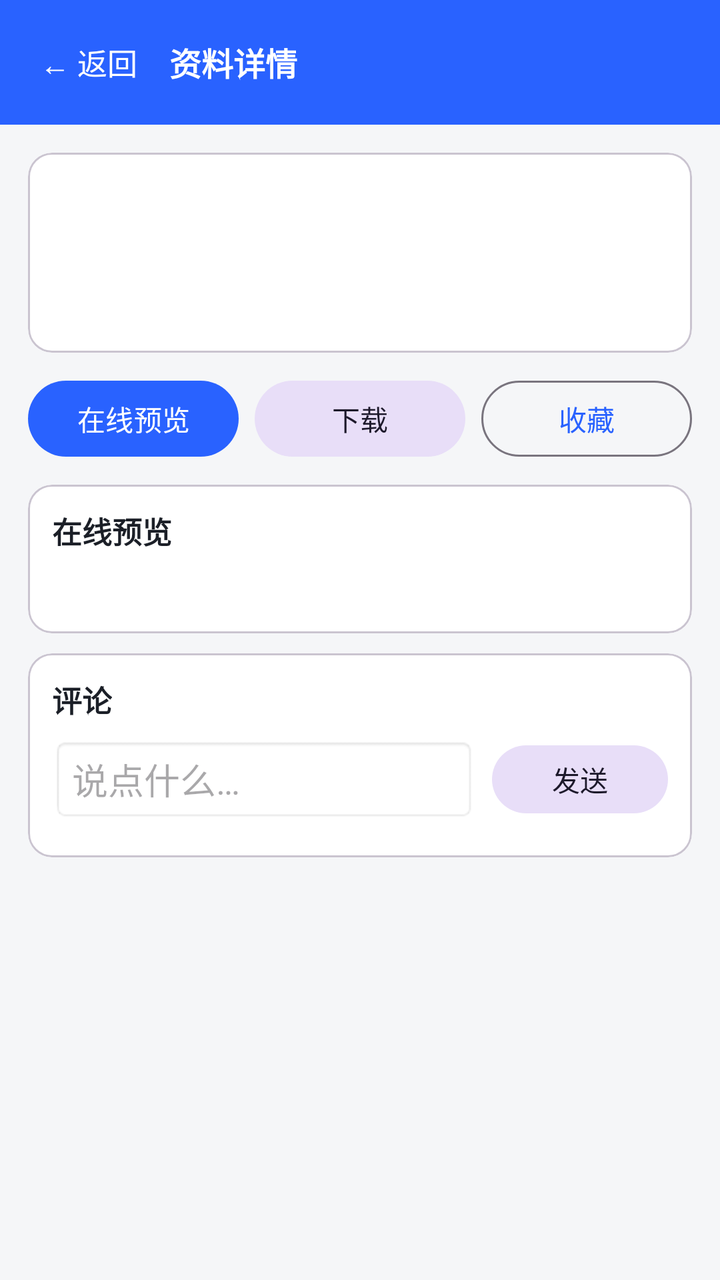
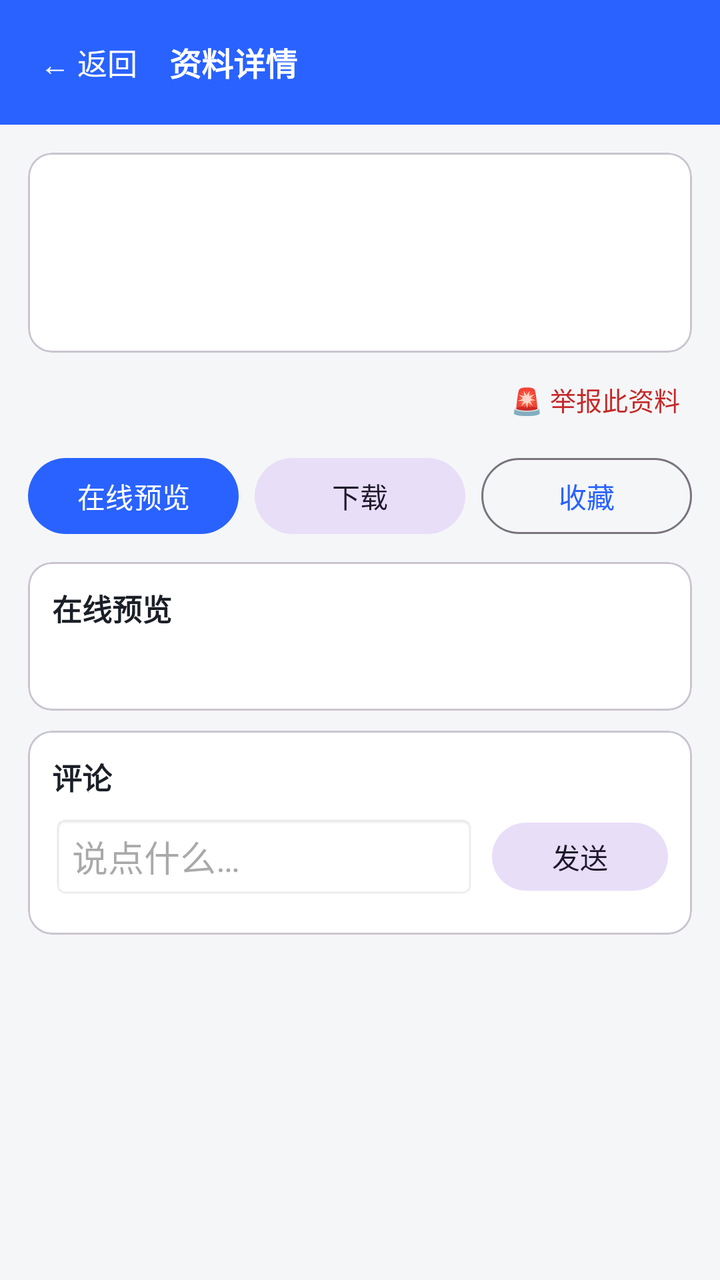

Compare the two renders of this Android layout. The source of the first and the diff that turns it into the second are given below.
<!-- AndroidManifest.xml: application theme Theme.ExamPrep -->
<!-- res/layout/activity_resource_detail.xml -->
<?xml version="1.0" encoding="utf-8"?>
<LinearLayout xmlns:android="http://schemas.android.com/apk/res/android"
    android:layout_width="match_parent" android:layout_height="match_parent"
    android:orientation="vertical" android:background="@color/bg">

    <LinearLayout
        android:layout_width="match_parent" android:layout_height="wrap_content"
        android:background="@color/primary" android:gravity="center_vertical"
        android:orientation="horizontal" android:padding="14dp">

        <TextView
            android:id="@+id/btnBack"
            android:layout_width="wrap_content" android:layout_height="wrap_content"
            android:padding="6dp" android:text="← 返回"
            android:textColor="#FFFFFF" android:textSize="15sp" />

        <TextView
            android:layout_width="0dp" android:layout_weight="1"
            android:layout_height="wrap_content" android:layout_marginStart="10dp"
            android:text="资料详情" android:textColor="#FFFFFF" android:textSize="16sp"
            android:textStyle="bold" />
    </LinearLayout>

    <ScrollView
        android:layout_width="match_parent" android:layout_height="0dp"
        android:layout_weight="1" android:fillViewport="true">

        <LinearLayout
            android:layout_width="match_parent" android:layout_height="wrap_content"
            android:orientation="vertical" android:padding="14dp">

            <com.google.android.material.card.MaterialCardView
                android:layout_width="match_parent" android:layout_height="wrap_content">
                <LinearLayout
                    android:layout_width="match_parent" android:layout_height="wrap_content"
                    android:orientation="vertical" android:padding="14dp">
                    <TextView
                        android:id="@+id/tvTitle"
                        android:layout_width="match_parent" android:layout_height="wrap_content"
                        android:textColor="@color/text_main" android:textSize="17sp"
                        android:textStyle="bold" />
                    <TextView
                        android:id="@+id/tvMeta"
                        style="@style/CardText" android:layout_marginTop="6dp" />
                    <TextView
                        android:id="@+id/tvDesc"
                        style="@style/CardText" android:layout_marginTop="8dp" />
                </LinearLayout>
            </com.google.android.material.card.MaterialCardView>

            <LinearLayout
                android:layout_width="match_parent" android:layout_height="wrap_content"
                android:layout_marginTop="10dp" android:orientation="horizontal">
                <com.google.android.material.button.MaterialButton
                    android:id="@+id/btnPreview"
                    android:layout_width="0dp" android:layout_weight="1"
                    android:layout_height="46dp" android:layout_marginEnd="4dp"
                    android:text="在线预览" />
                <com.google.android.material.button.MaterialButton
                    android:id="@+id/btnDownload"
                    style="@style/Widget.Material3.Button.TonalButton"
                    android:layout_width="0dp" android:layout_weight="1"
                    android:layout_height="46dp" android:layout_marginStart="4dp"
                    android:layout_marginEnd="4dp" android:text="下载" />
                <com.google.android.material.button.MaterialButton
                    android:id="@+id/btnFavorite"
                    style="@style/Widget.Material3.Button.OutlinedButton"
                    android:layout_width="0dp" android:layout_weight="1"
                    android:layout_height="46dp" android:layout_marginStart="4dp"
                    android:text="收藏" />
            </LinearLayout>

            <com.google.android.material.card.MaterialCardView
                android:layout_width="match_parent" android:layout_height="wrap_content"
                android:layout_marginTop="10dp">
                <LinearLayout
                    android:layout_width="match_parent" android:layout_height="wrap_content"
                    android:orientation="vertical" android:padding="12dp">
                    <TextView style="@style/CardTitle" android:text="在线预览" />
                    <androidx.recyclerview.widget.RecyclerView
                        android:id="@+id/rvPages"
                        android:layout_width="match_parent" android:layout_height="wrap_content"
                        android:layout_marginTop="8dp" />
                    <TextView
                        android:id="@+id/tvPreviewTip"
                        style="@style/StatLabel" android:layout_marginTop="4dp" />
                </LinearLayout>
            </com.google.android.material.card.MaterialCardView>

            <com.google.android.material.card.MaterialCardView
                android:layout_width="match_parent" android:layout_height="wrap_content"
                android:layout_marginTop="10dp" android:layout_marginBottom="16dp">
                <LinearLayout
                    android:layout_width="match_parent" android:layout_height="wrap_content"
                    android:orientation="vertical" android:padding="12dp">
                    <TextView style="@style/CardTitle" android:text="评论" />
                    <LinearLayout
                        android:layout_width="match_parent" android:layout_height="wrap_content"
                        android:layout_marginTop="8dp" android:gravity="center_vertical"
                        android:orientation="horizontal">
                        <EditText
                            android:id="@+id/etComment"
                            android:layout_width="0dp" android:layout_weight="1"
                            android:layout_height="42dp"
                            android:background="@android:drawable/editbox_background"
                            android:hint="说点什么…" android:inputType="text"
                            android:maxLines="1" android:paddingStart="10dp" android:paddingEnd="10dp" />
                        <com.google.android.material.button.MaterialButton
                            android:id="@+id/btnSend"
                            style="@style/Widget.Material3.Button.TonalButton"
                            android:layout_width="wrap_content" android:layout_height="42dp"
                            android:layout_marginStart="8dp" android:text="发送" />
                    </LinearLayout>
                    <androidx.recyclerview.widget.RecyclerView
                        android:id="@+id/rvComments"
                        android:layout_width="match_parent" android:layout_height="wrap_content"
                        android:layout_marginTop="6dp" />
                </LinearLayout>
            </com.google.android.material.card.MaterialCardView>
        </LinearLayout>
    </ScrollView>
</LinearLayout>
<!-- resources referenced by this layout -->
<resources>
  <color name="bg">#F5F6F8</color>
  <color name="primary">#2962FF</color>
  <color name="text_main">#1B1F27</color>
  <style name="CardText">
          <item name="android:layout_width">match_parent</item>
          <item name="android:layout_height">wrap_content</item>
          <item name="android:textColor">@color/text_sub</item>
          <item name="android:textSize">13sp</item>
      </style>
  <style name="CardTitle">
          <item name="android:layout_width">wrap_content</item>
          <item name="android:layout_height">wrap_content</item>
          <item name="android:textColor">@color/text_main</item>
          <item name="android:textSize">15sp</item>
          <item name="android:textStyle">bold</item>
      </style>
  <style name="StatLabel">
          <item name="android:layout_width">wrap_content</item>
          <item name="android:layout_height">wrap_content</item>
          <item name="android:textColor">@color/text_sub</item>
          <item name="android:textSize">12sp</item>
      </style>
  <style name="Theme.ExamPrep" parent="Theme.Material3.DayNight.NoActionBar">
          <item name="colorPrimary">@color/primary</item>
          <item name="colorOnPrimary">#FFFFFF</item>
          <item name="colorPrimaryContainer">@color/chip_bg</item>
          <item name="colorSecondary">@color/accent</item>
          <item name="android:colorBackground">@color/bg</item>
          <item name="colorSurface">@color/card</item>
          <item name="android:statusBarColor">@color/primary</item>
          <item name="android:textColorPrimary">@color/text_main</item>
          <item name="android:textColorSecondary">@color/text_sub</item>
      </style>
  <color name="text_sub">#7A8190</color>
  <color name="chip_bg">#EEF2FF</color>
  <color name="accent">#00BFA5</color>
  <color name="card">#FFFFFF</color>
</resources>

<!-- the commit's change to res/layout/activity_resource_detail.xml (unified diff, before → after) -->
@@ -47,6 +47,26 @@
                         style="@style/CardText" android:layout_marginTop="8dp" />
                 </LinearLayout>
             </com.google.android.material.card.MaterialCardView>
+
+            <LinearLayout
+                android:layout_width="match_parent" android:layout_height="wrap_content"
+                android:layout_marginTop="8dp" android:gravity="end"
+                android:orientation="horizontal">
+                <TextView
+                    android:id="@+id/btnReport"
+                    android:layout_width="wrap_content" android:layout_height="wrap_content"
+                    android:padding="6dp" android:text="🚨 举报此资料"
+                    android:textColor="@color/wrong" android:textSize="13sp"
+                    android:background="?attr/selectableItemBackground" />
+                <TextView
+                    android:id="@+id/btnAppeal"
+                    android:layout_width="wrap_content" android:layout_height="wrap_content"
+                    android:layout_marginStart="14dp" android:padding="6dp"
+                    android:text="⚖️ 对下架结果申诉"
+                    android:textColor="@color/primary" android:textSize="13sp"
+                    android:visibility="gone"
+                    android:background="?attr/selectableItemBackground" />
+            </LinearLayout>
 
             <LinearLayout
                 android:layout_width="match_parent" android:layout_height="wrap_content"
<!-- resource entries referenced after the edit -->
@@ -3,6 +3,7 @@
   <color name="bg">#F5F6F8</color>
   <color name="primary">#2962FF</color>
   <color name="text_main">#1B1F27</color>
+  <color name="wrong">#C62828</color>
   <style name="CardText">
           <item name="android:layout_width">match_parent</item>
           <item name="android:layout_height">wrap_content</item>
